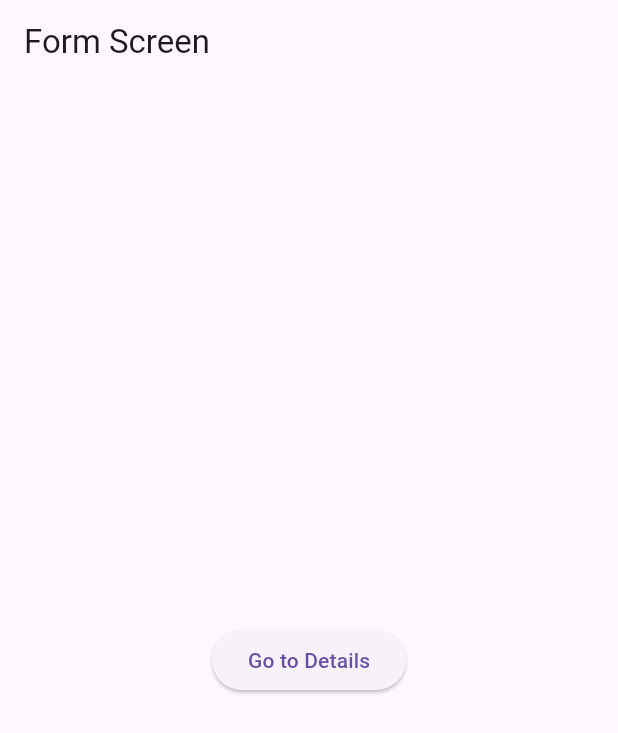
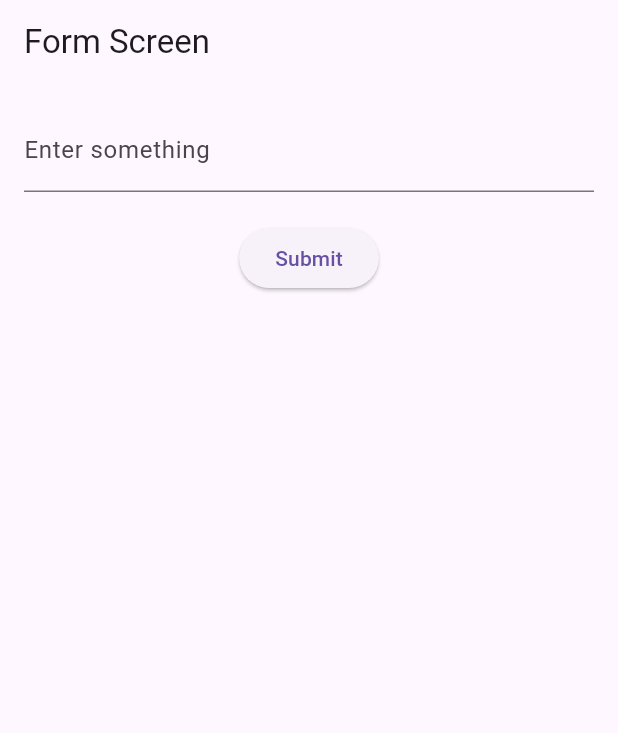
Before and after one commit to KaustubhWahane/Code-With-T, a Flutter app: the screen it shows after launch, on a phone screen of 412 x 824 dp. Shown: the top 733 px of the screen. Run offline on Flutter 3.47's test engine with Material 3 defaults, Android fonts, the light colour scheme and no system bars.

Commit message:
Hera pheri checked

```diff
--- a/herapheri/lib/form.dart
+++ b/herapheri/lib/form.dart
@@ -1,22 +1,54 @@
 import 'package:flutter/material.dart';
 import 'details.dart';
 
-class FormScreen extends StatelessWidget {
+class FormScreen extends StatefulWidget {
   const FormScreen({super.key});
+
+  @override
+  State<FormScreen> createState() => _FormScreenState();
+}
+
+class _FormScreenState extends State<FormScreen> {
+  final _formKey = GlobalKey<FormState>();
+  final TextEditingController _controller = TextEditingController();
+
+  void _submitForm() {
+    if (_formKey.currentState!.validate()) {
+      String input = _controller.text.trim();
+      Navigator.push(
+        context,
+        MaterialPageRoute(builder: (context) => DetailsScreen(data: input)),
+      );
+    }
+  }
 
   @override
   Widget build(BuildContext context) {
     return Scaffold(
       appBar: AppBar(title: const Text("Form Screen")),
-      body: Center(
-        child: ElevatedButton(
-          onPressed: () {
-            Navigator.push(
-              context,
-              MaterialPageRoute(builder: (context) => const DetailsScreen()),
-            );
-          },
-          child: const Text("Go to Details"),
+      body: Padding(
+        padding: const EdgeInsets.all(16.0),
+        child: Form(
+          key: _formKey,
+          child: Column(
+            children: [
+              TextFormField(
+                controller: _controller,
+                decoration: const InputDecoration(labelText: "Enter something"),
+                validator: (value) {
+                  if (value == null || value.trim().isEmpty) {
+                    return "Please enter something";
+                  }
+                  return null;
+                },
+              ),
+              const SizedBox(height: 20),
+              ElevatedButton(
+                onPressed: _submitForm,
+                child: const Text("Submit"),
+              ),
+            ],
+          ),
         ),
       ),
     );
--- a/herapheri/lib/main.dart
+++ b/herapheri/lib/main.dart
@@ -1,9 +1,7 @@
 import 'package:flutter/material.dart';
 import 'form.dart';
 
-void main() {
-  runApp(const MyApp());
-}
+void main() => runApp(const MyApp());
 
 class MyApp extends StatelessWidget {
   const MyApp({super.key});
```
Also changed, not shown: herapheri/lib/details.dart (+13 -6 lines), 15 other files.
